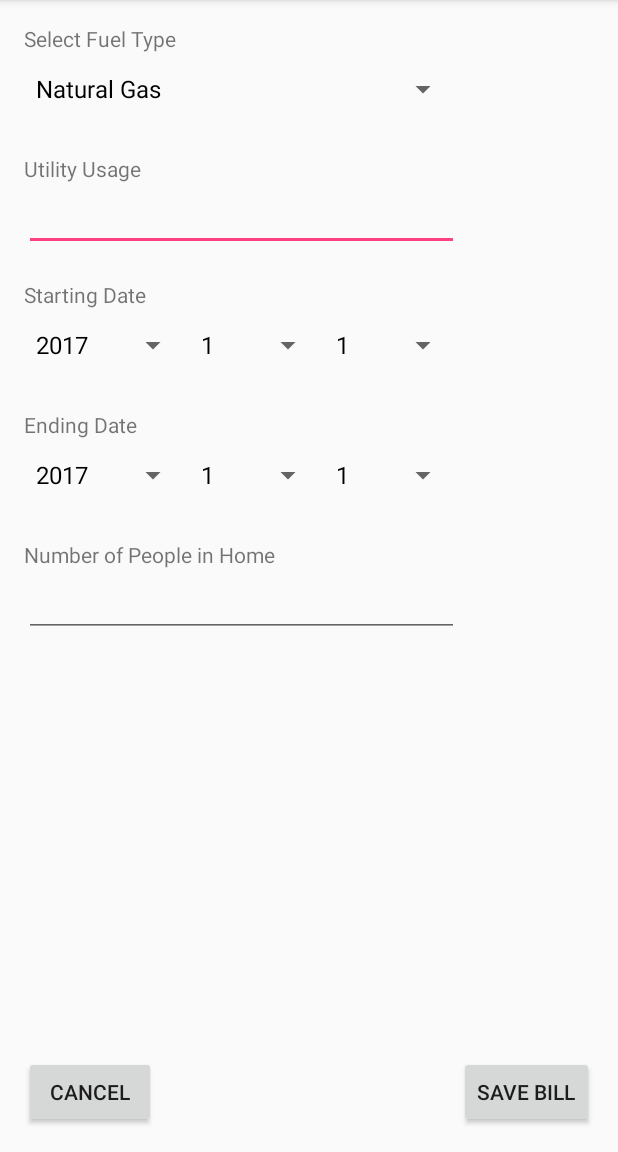
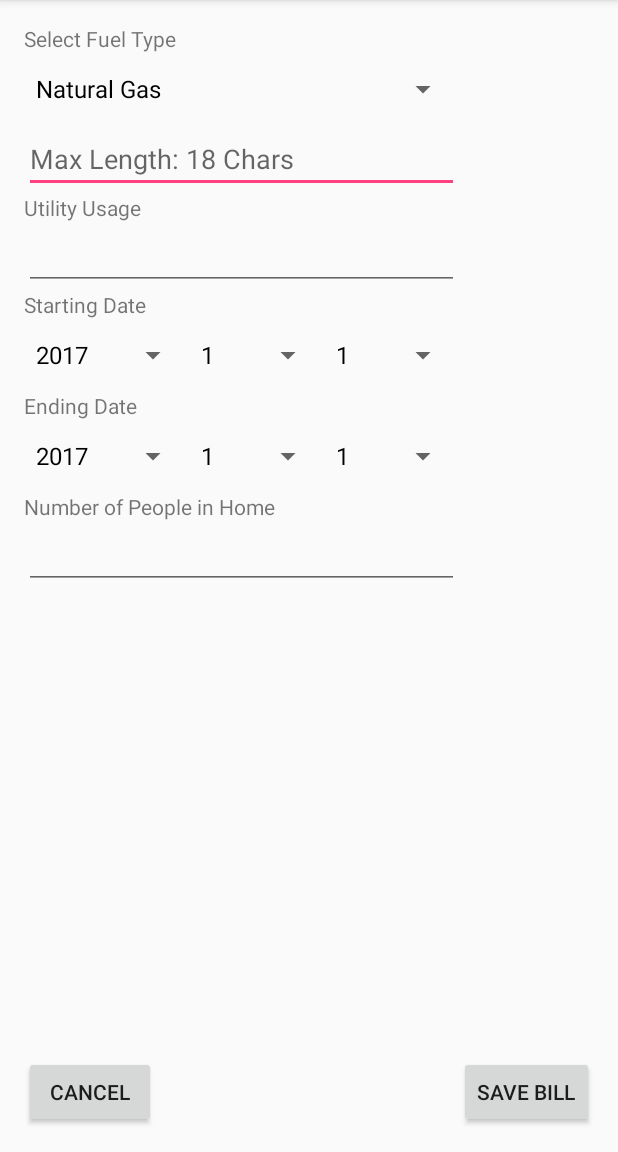
Before and after one commit to BaronInTheTree/CO2GO, an Android app: the AddUtilityActivity screen opened directly, with no data from a screen before it, after a tap on "SAVE BILL", on a phone screen of 412 x 824 dp, the part 84-1236 px from its top. Run offline under Robolectric (Android 15) with nearby library versions, the phone set to English and light mode, and no system bars.

Commit message:
Nickname added to Utility
Changed what is displayed on utility list

```diff
--- a/app/src/main/java/ca/cmpt276/carbonTracker/AddUtilityActivity.java
+++ b/app/src/main/java/ca/cmpt276/carbonTracker/AddUtilityActivity.java
@@ -24,6 +24,7 @@ public class AddUtilityActivity extends AppCompatActivity {
     private int endDay;
 
     private CarbonModel model;
+    private String nickname;
     private boolean naturalGas;
     private boolean electricity;
     private String startingDate;
@@ -34,7 +35,7 @@ public class AddUtilityActivity extends AppCompatActivity {
     @Override
     protected void onCreate(Bundle savedInstanceState) {
         super.onCreate(savedInstanceState);
-        setContentView(R.layout.activity_add_bill);
+        setContentView(R.layout.activity_add_utility);
 
         model = CarbonModel.getInstance();
 
@@ -84,6 +85,18 @@ public class AddUtilityActivity extends AppCompatActivity {
             public void onNothingSelected(AdapterView<?> parent) {
             }
         });
+    }
+
+    private void getNickName() {
+        final EditText editText = (EditText) findViewById(R.id.addUtilityNickname);
+        String text = editText.getText().toString();
+
+        // Check if editText isn't empty
+        if (!text.equals("")) {
+            nickname = text;
+        } else {
+            nickname = null;
+        }
     }
 
     // Gets utility usage
@@ -247,6 +260,7 @@ public class AddUtilityActivity extends AppCompatActivity {
         saveBtn.setOnClickListener(new View.OnClickListener() {
             @Override
             public void onClick(View v) {
+                getNickName();
                 getUsage();
                 getNumPeople();
 
@@ -258,7 +272,7 @@ public class AddUtilityActivity extends AppCompatActivity {
                             Toast.LENGTH_SHORT).show();
                 } else {
                     // Create a Utility
-                    Utility utility = new Utility(naturalGas, electricity,
+                    Utility utility = new Utility(nickname, naturalGas, electricity,
                             startingDate, endingDate, usage, numPeople);
 
                     // Add to utility collection
@@ -281,10 +295,11 @@ public class AddUtilityActivity extends AppCompatActivity {
         startingDate = startYear + "-" + startMonth + "-" + startDay;
         endingDate = endYear + "-" + endMonth + "-" + endDay;
 
-        boolean emptyDates = startingDate.equals(null) || endingDate.equals(null);
-        boolean emptyInput = usage == INVALID_INPUT || numPeople == INVALID_INPUT;
+        boolean emptyNickname = (nickname == null);
+        boolean emptyDates = (startingDate.equals(null) || endingDate.equals(null));
+        boolean emptyInput = (usage == INVALID_INPUT || numPeople == INVALID_INPUT);
 
-        if (emptyDates || emptyInput || negativeDates()) {
+        if (emptyNickname || emptyDates || emptyInput || negativeDates()) {
             return true;
         } else {
             return false;
--- a/app/src/main/java/ca/cmpt276/carbonTracker/UtilityCollection.java
+++ b/app/src/main/java/ca/cmpt276/carbonTracker/UtilityCollection.java
@@ -48,7 +48,7 @@ public class UtilityCollection {
         List<String> utilities = new ArrayList<>();
 
         for(Utility utility: utilityList) {
-            utilities.add(utility.toString());
+            utilities.add(utility.displayToList());
         }
         return utilities;
     }
--- a/app/src/main/res/layout/activity_add_bill.xml
+++ b/app/src/main/res/layout/activity_add_utility.xml
@@ -38,14 +38,19 @@
                 android:layout_height="match_parent" />
         </TableRow>
 
-        <!-- Additional space -->
         <TableRow
-            android:layout_height="match_parent"
-            android:layout_width="match_parent" >
+            android:layout_width="match_parent"
+            android:layout_height="match_parent">
 
-                <TextView
-                    android:layout_height="match_parent"
-                    android:layout_width="match_parent" />
+            <EditText
+                android:id="@+id/addUtilityNickname"
+                android:layout_width="match_parent"
+                android:layout_height="wrap_content"
+                android:ems="10"
+                android:hint="@string/max_length_18_chars"
+                android:inputType="textCapWords"
+                android:maxLength="18"
+                />
         </TableRow>
 
         <TableRow
@@ -71,17 +76,6 @@
                 android:inputType="number"
                 android:maxLength="6"
                 />
-        </TableRow>
-
-
-        <!-- Additional space -->
-        <TableRow
-            android:layout_height="match_parent"
-            android:layout_width="match_parent" >
-
-            <TextView
-                android:layout_height="match_parent"
-                android:layout_width="match_parent" />
         </TableRow>
 
         <TableRow
@@ -133,17 +127,6 @@
             </LinearLayout>
         </TableRow>
 
-        <!-- Additional space -->
-        <TableRow
-            android:layout_height="match_parent"
-            android:layout_width="match_parent" >
-
-            <TextView
-                android:layout_height="match_parent"
-                android:layout_width="match_parent" />
-        </TableRow>
-
-
         <TableRow
             android:layout_width="match_parent"
             android:layout_height="match_parent" >
@@ -193,16 +176,6 @@
             </LinearLayout>
         </TableRow>
 
-        <!-- Additional space -->
-        <TableRow
-            android:layout_height="match_parent"
-            android:layout_width="match_parent" >
-
-            <TextView
-                android:layout_height="match_parent"
-                android:layout_width="match_parent" />
-        </TableRow>
-
         <TableRow
             android:layout_width="match_parent"
             android:layout_height="match_parent" >
```
Also changed, not shown: app/src/main/java/ca/cmpt276/carbonTracker/Utility.java (+8 -11 lines).
